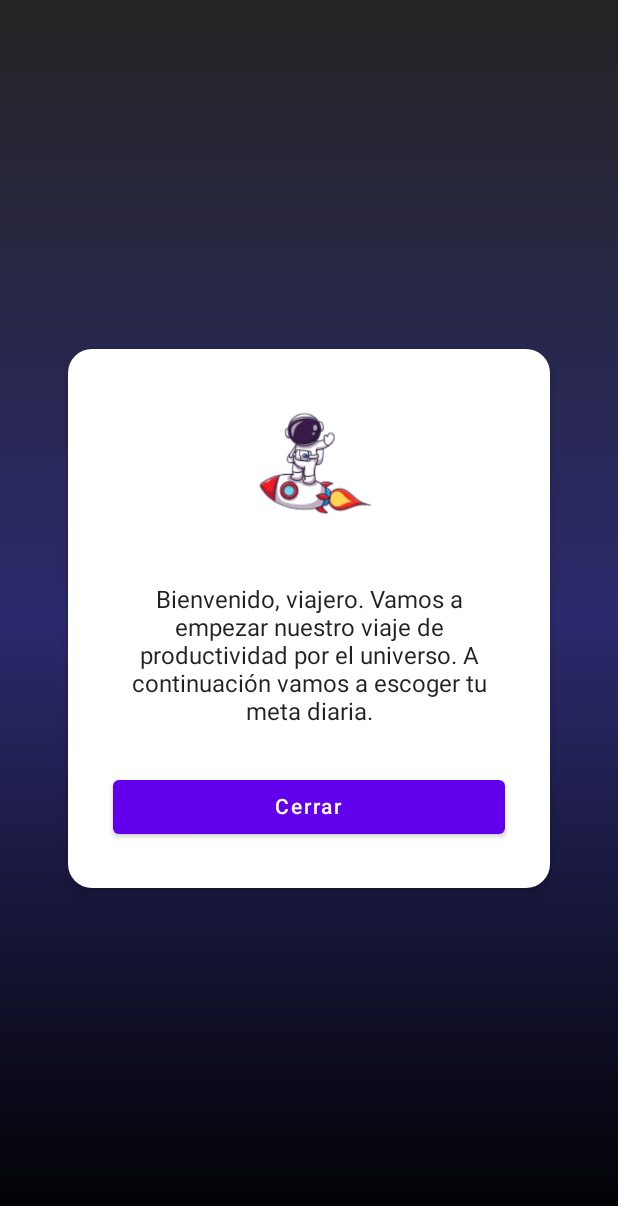
After one commit to peekaboo212/space-sweet-app, an Android app built with Jetpack Compose: the WelcomeScreen screen opened through its navigation route, on a phone screen of 412 x 824 dp. The commit adds this screen. Shown: the top 1206 px of the screen. Run offline under Robolectric (Android 15) with nearby library versions, the phone set to English and light mode, and no system bars.

Commit message:
Diseño de WelcomeScreen

```diff
--- a/app/src/main/java/com/example/spacesweet/MainActivity.kt
+++ b/app/src/main/java/com/example/spacesweet/MainActivity.kt
@@ -17,6 +17,8 @@ import com.example.spacesweet.ui.theme.SpaceSweetTheme
 import androidx.navigation.compose.rememberNavController
 import androidx.navigation.compose.NavHost
 import androidx.navigation.compose.composable
+import com.example.spacesweet.ui.register.RegisterScreen
+import com.example.spacesweet.ui.welcome.WelcomeScreen
 
 class MainActivity : ComponentActivity() {
     override fun onCreate(savedInstanceState: Bundle?) {
@@ -60,7 +62,9 @@ class MainActivity : ComponentActivity() {
                                 buttonTitle = "Get Start",
                             )
                         }
-                        composable("login") { LoginScreen(LoginViewModel()) }
+                        composable("login") { LoginScreen(LoginViewModel(), navController) }
+                        composable("register") {RegisterScreen(navController)}
+                        composable("welcome") { WelcomeScreen(navController)}
                     }
                 }
             }
--- /dev/null
+++ b/app/src/main/java/com/example/spacesweet/ui/profile/ProfileScreen.kt
@@ -0,0 +1 @@
+package com.example.spacesweet.ui.profile
--- /dev/null
+++ b/app/src/main/java/com/example/spacesweet/ui/welcome/WelcomeScreen.kt
@@ -0,0 +1,81 @@
+package com.example.spacesweet.ui.welcome
+
+import android.annotation.SuppressLint
+import androidx.compose.foundation.Image
+import androidx.compose.foundation.background
+import androidx.compose.foundation.layout.*
+import androidx.compose.foundation.shape.RoundedCornerShape
+import androidx.compose.material.Button
+import androidx.compose.material.Card
+import androidx.compose.material.Scaffold
+import androidx.compose.material.Text
+import androidx.compose.runtime.Composable
+import androidx.compose.ui.Alignment
+import androidx.compose.ui.Modifier
+import androidx.compose.ui.graphics.Brush
+import androidx.compose.ui.graphics.Color
+import androidx.compose.ui.res.painterResource
+import androidx.compose.ui.text.style.TextAlign
+import androidx.compose.ui.unit.dp
+import androidx.navigation.NavHostController
+import com.example.spacesweet.R
+
+@SuppressLint("UnusedMaterialScaffoldPaddingParameter")
+@Composable
+fun WelcomeScreen(navController: NavHostController){
+    //Box es una cajita generica se utiliza para sobreponer elementos
+    Scaffold {
+        Box(
+            Modifier.fillMaxSize()
+        ) {
+            Box(
+                Modifier
+                    .background(
+                        Brush.verticalGradient(
+                            colors = listOf(
+                                Color(0xFF242424),
+                                Color(0xFF2B2A6D),
+                                Color(0xFF000000)
+                            ),
+                            startY = 0f,
+                            endY = Float.POSITIVE_INFINITY
+                        )
+                    )
+                    .fillMaxSize()
+            )
+            Column(
+                horizontalAlignment = Alignment.CenterHorizontally,
+                verticalArrangement = Arrangement.Center,
+                modifier = Modifier.fillMaxSize()
+            ) {
+                Card(
+                    shape = RoundedCornerShape(16.dp),
+                    elevation = 4.dp,
+                    modifier = Modifier.padding(45.dp)
+                ) {
+                    Column(
+                        horizontalAlignment = Alignment.CenterHorizontally,
+                        verticalArrangement = Arrangement.Center,
+                        modifier = Modifier.fillMaxWidth().padding(30.dp)
+                    ) {
+                        Image(
+                            painter = painterResource(id = R.drawable.astronaut),
+                            contentDescription = "My Image",
+                            modifier = Modifier.size(128.dp).padding(bottom = 30.dp)
+                        )
+                        Text(
+                            text = "Bienvenido, viajero. Vamos a empezar nuestro viaje de productividad por el universo. A continuación vamos a escoger tu meta diaria.",
+                            textAlign = TextAlign.Center,
+                            modifier = Modifier.padding(bottom = 30.dp)
+                        )
+                        Button(onClick = { navController.navigate("home")},
+                            modifier = Modifier.fillMaxWidth()
+                        ) {
+                            Text(text = "Cerrar",)
+                        }
+                    }
+                }
+            }
+        }
+    }
+}
```
Also changed, not shown: app/src/main/java/com/example/spacesweet/ui/login/ui/LoginScreen.kt (+10 -6 lines), app/src/main/java/com/example/spacesweet/ui/register/RegisterScreen.kt (added, +68 -0 lines).
